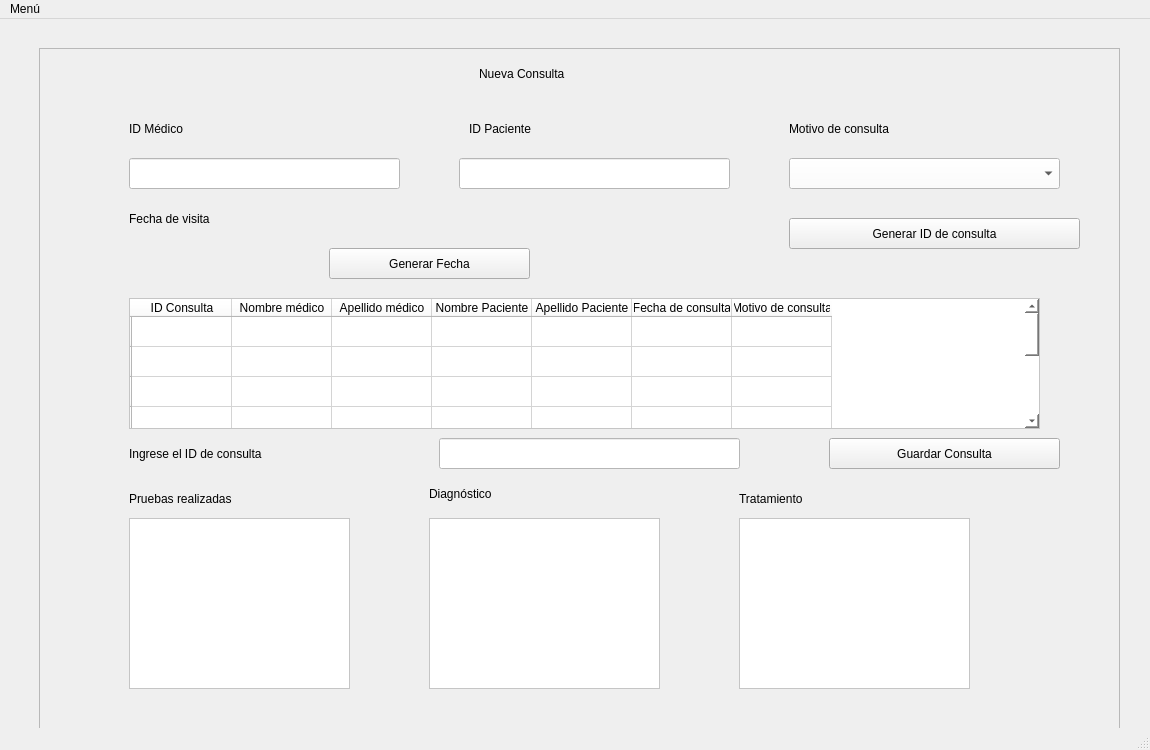
Above: Interfaces/AddConsulta.ui from xVyrusz/J-Medic2 before the change. Below: the same form after it.
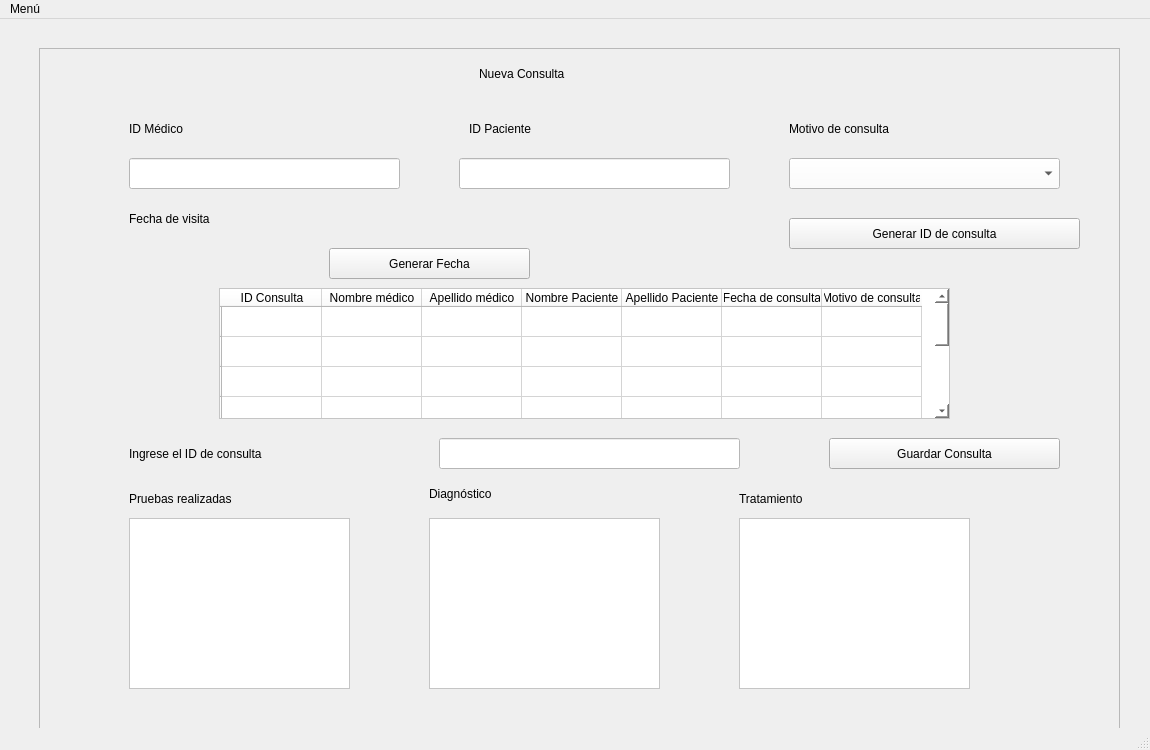
That is the form after the change.

What changed in the file:
```diff
--- a/Interfaces/AddConsulta.ui
+++ b/Interfaces/AddConsulta.ui
@@ -179,9 +179,9 @@
     <widget class="QTableWidget" name="tablaConsultas">
      <property name="geometry">
       <rect>
-       <x>90</x>
-       <y>250</y>
-       <width>911</width>
+       <x>180</x>
+       <y>240</y>
+       <width>731</width>
        <height>131</height>
       </rect>
      </property>
```
Left out of the diff: 2 changed lines with no effect on the pictures.
